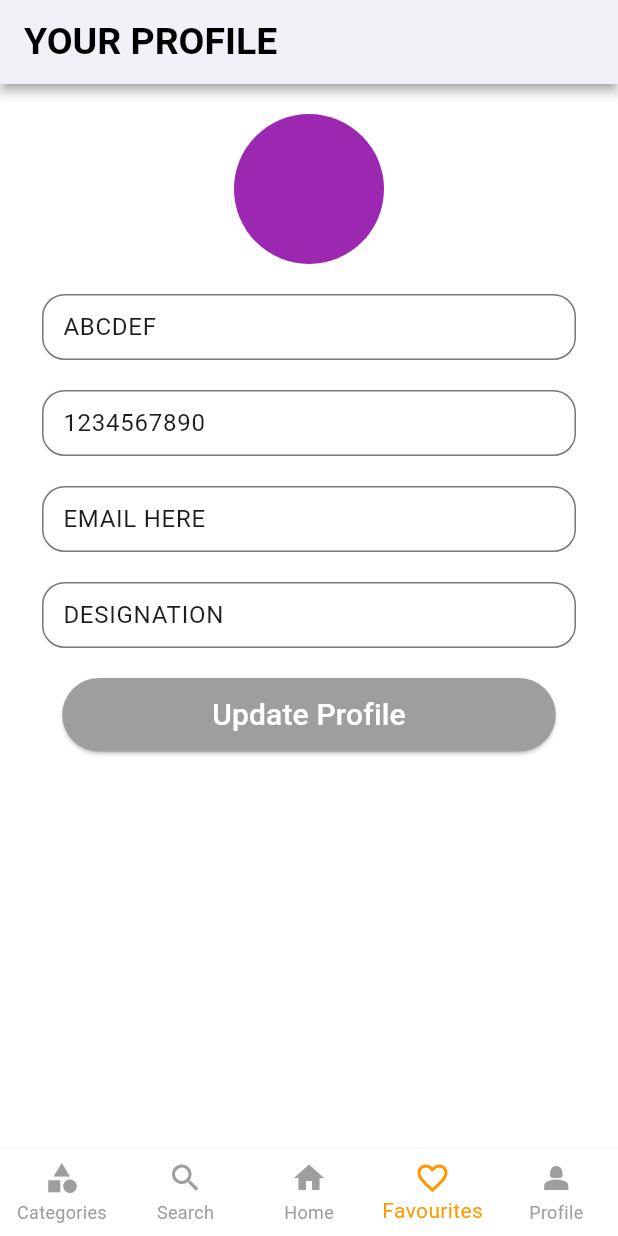
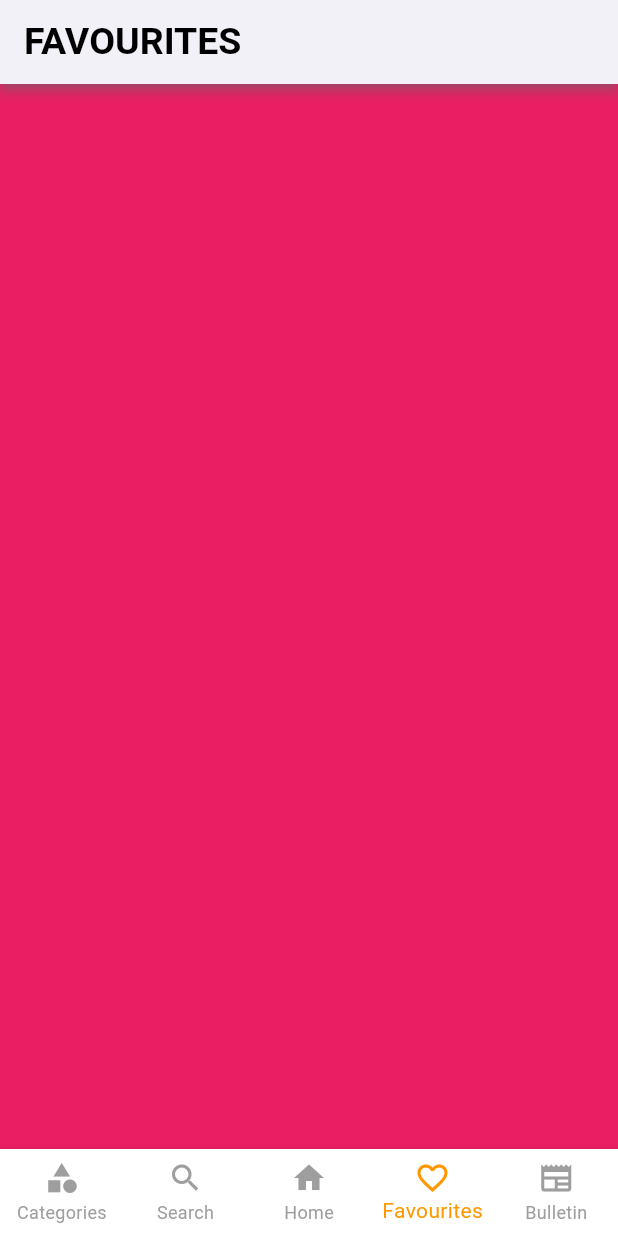
Before and after one commit to sahilsharma17/XpressLite, a Flutter app: the screen it shows after launch, item 4 of the bottom bar chosen, on a phone screen of 412 x 824 dp. Run offline on Flutter 3.47's test engine with Material 3 defaults, Android fonts, the phone set to English and light mode, and no system bars; our stand-ins replace cached_network_image, carousel_slider, connectivity, dio, firebase_core, firebase_messaging and 8 more; missing offline and left inert: encrypt_shared_preferences, external_path, mailer, syncfusion_flutter_pdfviewer; accounts and stored records are empty; network calls fail.

Commit message:
dummy screens added

```diff
--- a/lib/screens/appNavBar.dart
+++ b/lib/screens/appNavBar.dart
@@ -1,6 +1,9 @@
 import 'package:flutter/material.dart';
 import 'package:get/get.dart';
 import 'package:xpresslite/helper/app_utilities/app_theme.dart';
+import 'package:xpresslite/screens/bulletin/bulletin_screen.dart';
+import 'package:xpresslite/screens/explore/explore_screen.dart';
+import 'package:xpresslite/screens/fav/fav_screen.dart';
 import 'package:xpresslite/screens/profile/profile_screen.dart';
 
 import 'category/category_screen.dart';
@@ -24,15 +27,15 @@ class AppNavBar extends StatelessWidget {
       ),
       BottomNavigationBarItem(
           icon: Icon(Icons.favorite_border_outlined), label: 'Favourites'),
-      BottomNavigationBarItem(icon: Icon(Icons.person_2), label: "Profile"),
+      BottomNavigationBarItem(icon: Icon(Icons.newspaper_outlined), label: "Bulletin"),
     ];
 
     var navBody = [
       CategoryScreen(),
+      ExploreScreen(),
       HomeScreen(),
-      HomeScreen(),
-      ProfileScreen(),
-      ProfileScreen(),
+      FavScreen(),
+      BulletinScreen(),
     ];
 
     return Scaffold(
--- /dev/null
+++ b/lib/screens/fav/fav_screen.dart
@@ -0,0 +1,28 @@
+import 'package:flutter/material.dart';
+
+class FavScreen extends StatefulWidget {
+  FavScreen({super.key});
+
+  @override
+  State<FavScreen> createState() => _FavScreenState();
+}
+
+class _FavScreenState extends State<FavScreen> {
+  @override
+  Widget build(BuildContext context) {
+    return Scaffold(
+      backgroundColor: Colors.pink,
+      appBar: AppBar(
+        title: Text(
+          'FAVOURITES',
+          textAlign: TextAlign.center,
+          style: TextStyle(
+              fontSize: 25, color: Colors.black, fontWeight: FontWeight.bold),
+        ),
+        elevation: 3,
+        shadowColor: Colors.grey,
+        backgroundColor: Colors.white,
+      ),
+    );
+  }
+}
```
Also changed, not shown: lib/screens/bulletin/bulletin_screen.dart (added, +28 -0 lines), lib/screens/category/category_screen.dart (+18 -2 lines), lib/screens/explore/explore_screen.dart (added, +36 -0 lines).
